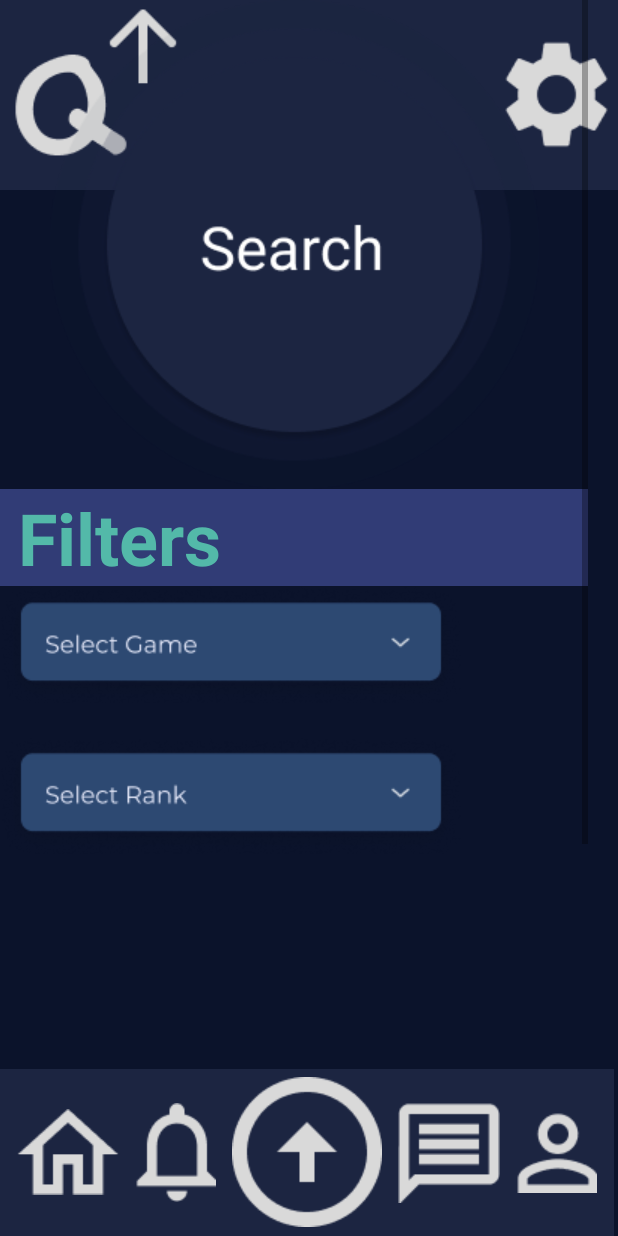
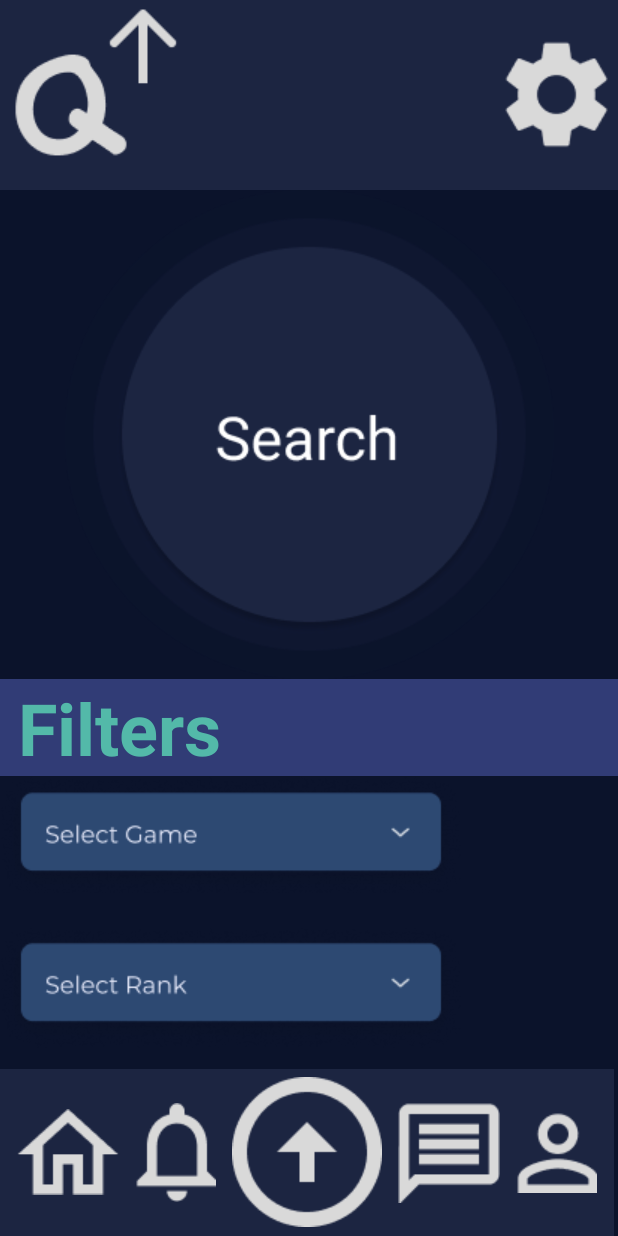
Before and after one commit to bathchair/queue-up, an Android app: the layout search_page.xml on its own in the app's theme, with its tools: preview values and no code run, on a phone screen of 412 x 824 dp. Run offline under Robolectric (Android 15) with nearby library versions, the phone set to English and light mode, and no system bars.

Commit message:
fix: scrollview on search

```diff
--- a/app/src/main/res/layout/search_page.xml
+++ b/app/src/main/res/layout/search_page.xml
@@ -1,5 +1,5 @@
 <?xml version="1.0" encoding="utf-8"?>
-<androidx.constraintlayout.widget.ConstraintLayout xmlns:android="http://schemas.android.com/apk/res/android"
+<RelativeLayout xmlns:android="http://schemas.android.com/apk/res/android"
     xmlns:app="http://schemas.android.com/apk/res-auto"
     xmlns:tools="http://schemas.android.com/tools"
     android:layout_width="match_parent"
@@ -10,10 +10,10 @@
         android:id="@+id/searchScreen"
         android:layout_width="match_parent"
         android:layout_height="wrap_content"
-        android:background="#0B132B"
-        tools:context=".MainActivity">
+        android:background="#0B132B">
 
         <LinearLayout
+            android:id="@+id/topBarSearch"
             android:layout_width="match_parent"
             android:layout_height="wrap_content"
             android:layout_alignParentTop="true"
@@ -42,7 +42,57 @@
 
         </LinearLayout>
 
+        <ScrollView
+            android:layout_width="match_parent"
+            android:layout_height="wrap_content"
+            android:layout_above="@id/botBarSearch"
+            android:layout_below="@id/topBarSearch">
+
+            <LinearLayout
+                android:layout_width="match_parent"
+                android:layout_height="wrap_content"
+                android:orientation="vertical">
+
+                <ImageButton
+                    android:id="@+id/search_btn"
+                    android:layout_width="match_parent"
+                    android:layout_height="wrap_content"
+                    android:background="#00FFFFFF"
+                    app:srcCompat="@drawable/search_btn" />
+
+                <TextView
+                    android:id="@+id/filters"
+                    android:layout_width="match_parent"
+                    android:layout_height="wrap_content"
+                    android:background="#313C76"
+                    android:text=" Filters"
+                    android:textColor="#53B9A9"
+                    android:textSize="48sp"
+                    android:textStyle="bold" />
+
+                <ImageButton
+                    android:id="@+id/select_game_btn"
+                    android:layout_width="481dp"
+                    android:layout_height="87dp"
+                    android:adjustViewBounds="false"
+                    android:background="#00FFFFFF"
+                    android:baselineAlignBottom="false"
+                    android:scaleType="matrix"
+                    app:srcCompat="@drawable/select_game" />
+
+                <ImageButton
+                    android:id="@+id/select_rank_btn"
+                    android:layout_width="461dp"
+                    android:layout_height="98dp"
+                    android:background="#00FFFFFF"
+                    android:scaleType="matrix"
+                    app:srcCompat="@drawable/select_rank" />
+
+            </LinearLayout>
+        </ScrollView>
+
         <LinearLayout
+            android:id="@+id/botBarSearch"
             android:layout_width="409dp"
             android:layout_height="111dp"
             android:layout_alignParentBottom="true"
@@ -93,60 +143,4 @@
 
     </RelativeLayout>
 
-    <LinearLayout
-        android:layout_width="417dp"
-        android:layout_height="283dp"
-        android:orientation="horizontal">
-
-    </LinearLayout>
-
-    <ScrollView
-        android:layout_width="392dp"
-        android:layout_height="569dp"
-        tools:layout_editor_absoluteX="0dp"
-        tools:layout_editor_absoluteY="127dp">
-
-        <LinearLayout
-            android:layout_width="match_parent"
-            android:layout_height="wrap_content"
-            android:orientation="vertical">
-
-            <ImageButton
-                android:id="@+id/search_btn"
-                android:layout_width="match_parent"
-                android:layout_height="wrap_content"
-                android:background="#00FFFFFF"
-                app:srcCompat="@drawable/search_btn" />
-
-            <TextView
-                android:id="@+id/filters"
-                android:layout_width="match_parent"
-                android:layout_height="wrap_content"
-                android:background="#313C76"
-                android:text=" Filters"
-                android:textColor="#53B9A9"
-                android:textSize="48sp"
-                android:textStyle="bold" />
-
-            <ImageButton
-                android:id="@+id/select_game_btn"
-                android:layout_width="481dp"
-                android:layout_height="87dp"
-                android:adjustViewBounds="false"
-                android:background="#00FFFFFF"
-                android:baselineAlignBottom="false"
-                android:scaleType="matrix"
-                app:srcCompat="@drawable/select_game" />
-
-            <ImageButton
-                android:id="@+id/select_rank_btn"
-                android:layout_width="461dp"
-                android:layout_height="98dp"
-                android:background="#00FFFFFF"
-                android:scaleType="matrix"
-                app:srcCompat="@drawable/select_rank" />
-
-        </LinearLayout>
-    </ScrollView>
-
-</androidx.constraintlayout.widget.ConstraintLayout>
+</RelativeLayout>
```
